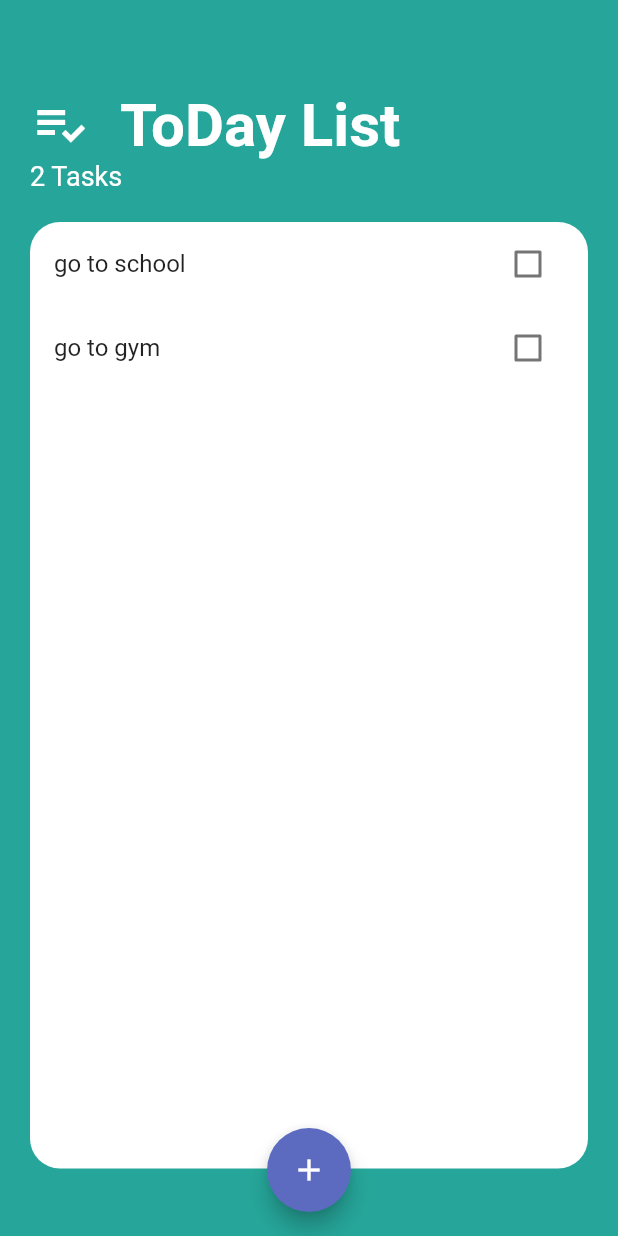
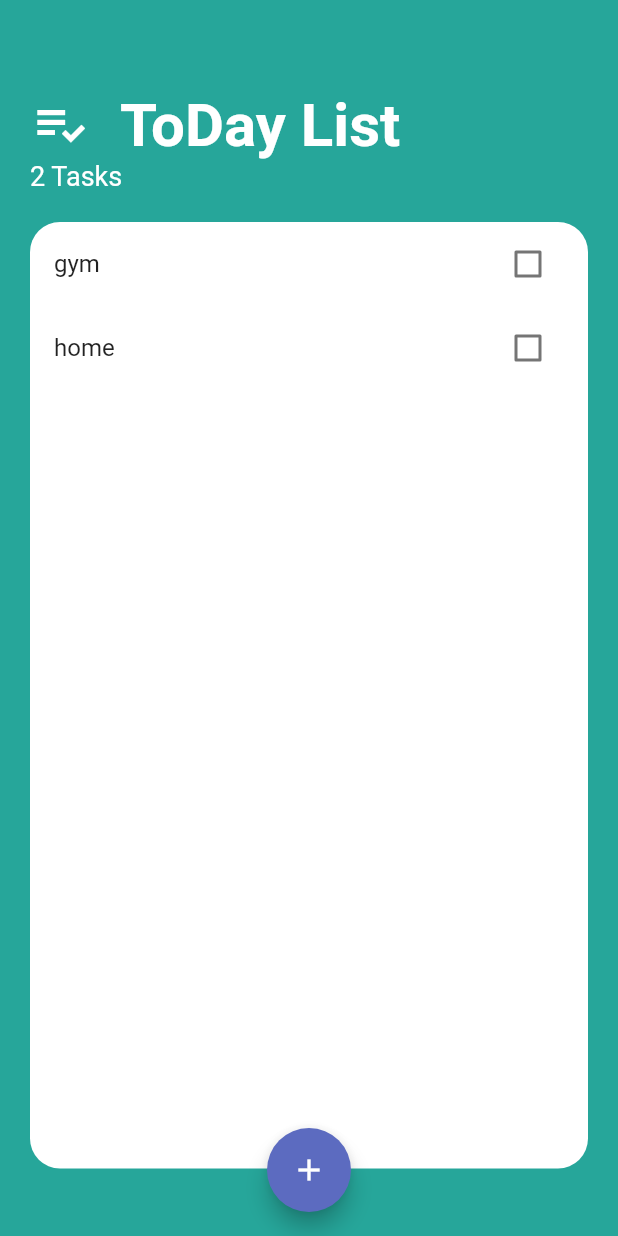
Before and after one commit to mostafaahmedbahr/today_app_bloc, a Flutter app: the screen it shows after launch, on a phone screen of 412 x 824 dp. Run offline on Flutter 3.47's test engine with Material 2 defaults, Android fonts, the phone set to English and light mode, and no system bars; our stand-ins replace flutter_bloc.

```diff
--- a/lib/bloc/cubit.dart
+++ b/lib/bloc/cubit.dart
@@ -1,5 +1,6 @@
  import 'package:flutter_bloc/flutter_bloc.dart';
 import 'package:today_app_bloc/bloc/states.dart';
+import 'package:today_app_bloc/model/task_model.dart';
 
 class AppCubit extends Cubit<AppStates>
 {
@@ -9,26 +10,26 @@ class AppCubit extends Cubit<AppStates>
 
   bool isChecked = false;
   int index = 0;
-  List tasks = [
-    "go to school",
-    "go to gym",
+  List<TaskModel> tasks = [
+    TaskModel(name:"gym",),
+    TaskModel(name:"home",),
 
   ];
 
-  void isDone(task)
+  void isDone(TaskModel task)
   {
-    isChecked =! isChecked;
+    task.doneChange();
     emit(IsCheckedState());
   }
   void addTask(String newTask)
   {
-    tasks.add(newTask);
+    tasks.add(TaskModel(name: newTask));
     emit(AppSuccessAddState());
   }
 
-  void deleteTask(String newTask)
+  void deleteTask(TaskModel taskModel)
   {
-    tasks.remove(newTask);
+    tasks.remove(taskModel);
     emit(RemoveTaskState());
   }
 }
--- a/lib/model/task_model.dart
+++ b/lib/model/task_model.dart
@@ -2,7 +2,7 @@ class TaskModel {
   final String? name;
     bool isDone;
 
-  TaskModel({required this.name, required this.isDone});
+  TaskModel({required this.name,   this.isDone=false});
 
   void doneChange() {
     isDone = !isDone;
--- a/lib/widgets/task-tile.dart
+++ b/lib/widgets/task-tile.dart
@@ -25,7 +25,10 @@ class TaskTile extends StatelessWidget {
       builder: (context, state) {
         var cubit = AppCubit.get(context);
         return ListTile(
-          title:  Text(taskTitle),
+          title:  Text(taskTitle,
+          style: TextStyle(
+            decoration: isCheck? TextDecoration.lineThrough : null,
+          ),),
           trailing: Checkbox(
             activeColor: Colors.teal[400],
             value: isCheck,
--- a/lib/widgets/tasks_list.dart
+++ b/lib/widgets/tasks_list.dart
@@ -17,11 +17,11 @@ class TasksList extends StatelessWidget {
             itemBuilder: (context,index)
             {
               return TaskTile(
-                taskTitle:cubit.tasks[index],
+                taskTitle:cubit.tasks[index].name.toString(),
                 checkBoxChange: (newValue) {
                    cubit.isDone(cubit.tasks[index]);
                 },
-                isCheck: cubit.isChecked,
+                isCheck: cubit.tasks[index].isDone,
                 deleteTask: () {
                   cubit.deleteTask(cubit.tasks[index]);
                 } ,
```
